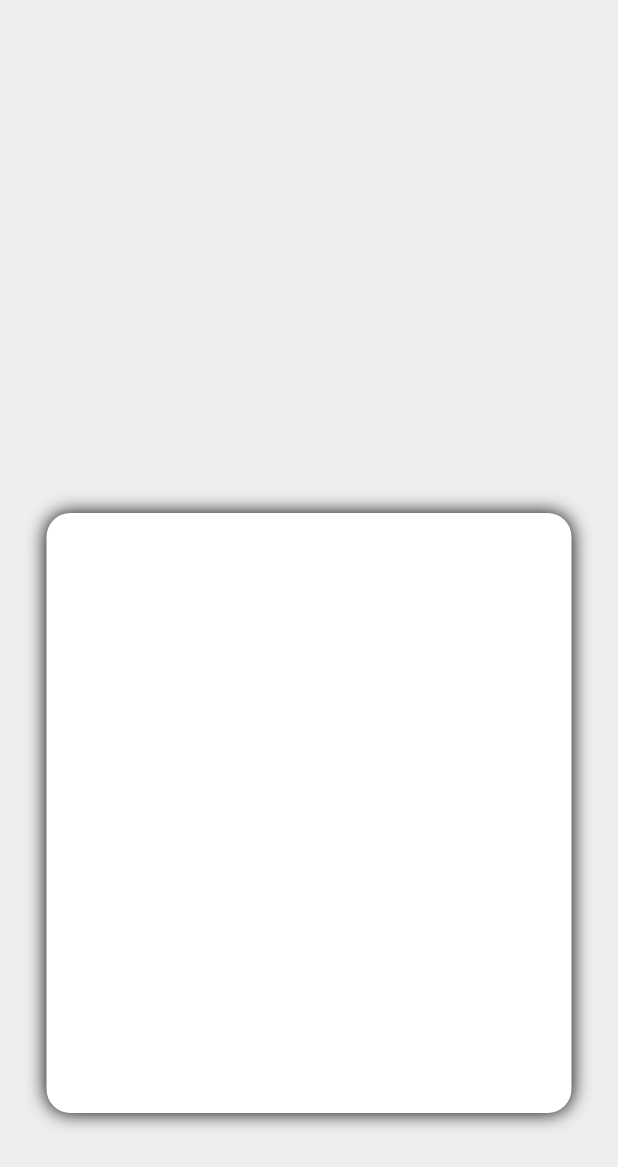
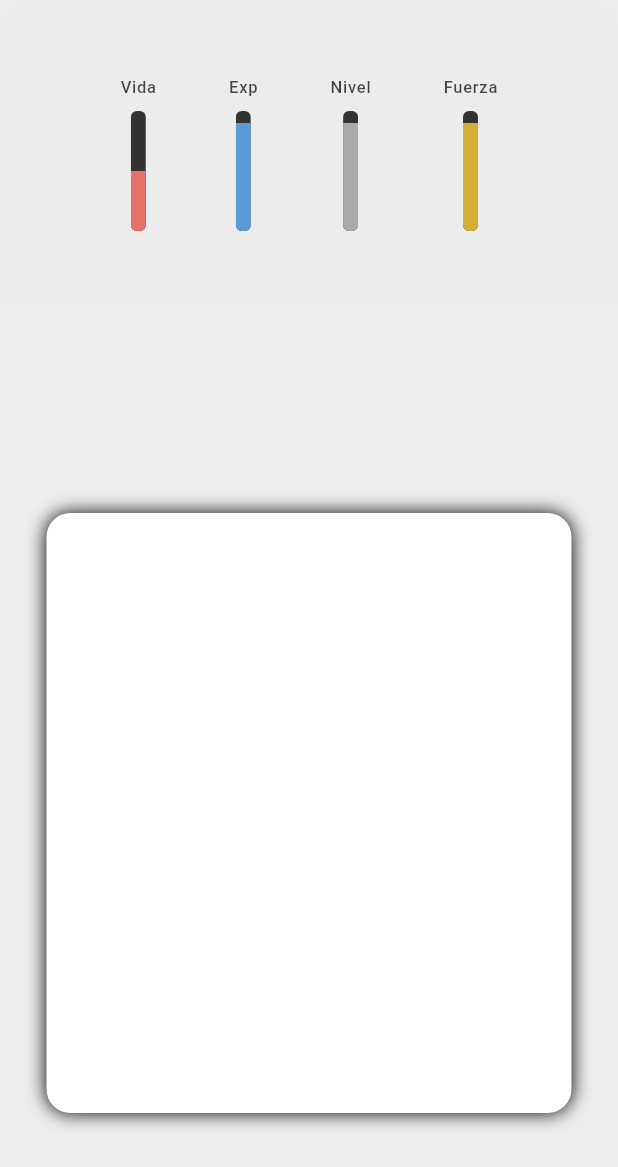
Before and after one commit to rocioxx/ProyectoFinalGrado, a Flutter app: the CardScreen screen opened directly, on a phone screen of 412 x 824 dp. Shown: the top 1167 px of the screen. Run offline on Flutter 3.47's test engine with Material 3 defaults, Android fonts, the phone set to English and light mode, and no system bars.

Commit message:
estadísticas creadas con sus colores, y fichero para manejar los métodos

```diff
--- a/proyectofinalgrado/lib/main.dart
+++ b/proyectofinalgrado/lib/main.dart
@@ -1,13 +1,13 @@
 import 'package:flutter/material.dart';
-import 'screens/card_screen.dart';
+import 'screens/play_screen.dart';
 
 void main() => runApp(const MyApp());
 
 class MyApp extends StatelessWidget {
-  const MyApp({super.key}); //constructor de la clase padre
+  const MyApp({super.key});
 
   @override
   Widget build(BuildContext context) {
-    return const MaterialApp(home: CardScreen());
+    return const MaterialApp(home: PlayScreen());
   }
 }
--- a/proyectofinalgrado/lib/screens/card_screen.dart
+++ b/proyectofinalgrado/lib/screens/card_screen.dart
@@ -1,5 +1,7 @@
 import 'package:flutter/material.dart';
 import '../widgets/swipe_card.dart';
+import '../widgets/stats_panel.dart';
+import '../state/stats_controller.dart';
 
 // Las tres fases posibles de la carta en cada momento:
 // - idle    → el usuario puede arrastrarla libremente
@@ -15,6 +17,7 @@ class CardScreen extends StatefulWidget {
 }
 
 class _CardScreenState extends State<CardScreen> with TickerProviderStateMixin {
+  final _stats = StatsController(vida: 0.5, experiencia: 0.9, nivel: 0.9, fuerza: 0.9);
   // Desplazamiento horizontal acumulado mientras el usuario arrastra
   double _x = 0;
   // Fase actual de la carta (controla qué se muestra en el build)
@@ -128,7 +131,9 @@ class _CardScreenState extends State<CardScreen> with TickerProviderStateMixin {
 
     return Scaffold(
       backgroundColor: Colors.grey[200],
-      body: Center(
+      body: Stack(
+        children: [
+          Center(
             child: GestureDetector(
               //mientras hay animación, desactivamos el gesto poniendo null
               onPanUpdate: _phase != _Phase.idle
@@ -138,8 +143,9 @@ class _CardScreenState extends State<CardScreen> with TickerProviderStateMixin {
               //al soltar el dedo: swipe si superó el umbral, volver al centro si no
               onPanEnd: _phase != _Phase.idle
                   ? null
-              : (_) =>
-                    _x.abs() >= _threshold ? _swipe() : setState(() => _x = 0),
+                  : (_) => _x.abs() >= _threshold
+                        ? _swipe()
+                        : setState(() => _x = 0),
 
               //mostramos un widget distinto según la fase actual
               child: switch (_phase) {
@@ -165,7 +171,10 @@ class _CardScreenState extends State<CardScreen> with TickerProviderStateMixin {
                     // Usamos el offset completo de la animación de salida
                     // Sumamos 175.0 al eje Y para mantener la altura base que elegiste
                     offset: _exitOffset.value + const Offset(0, 130.0),
-                child: Transform.rotate(angle: _exitRot.value, child: child),
+                    child: Transform.rotate(
+                      angle: _exitRot.value,
+                      child: child,
+                    ),
                   ),
                 ),
 
@@ -187,6 +196,19 @@ class _CardScreenState extends State<CardScreen> with TickerProviderStateMixin {
               }, //
             ),
           ),
+
+          // Panel de estadísticas en la parte inferior
+          Align(
+            alignment: Alignment.topCenter,
+            child: StatsPanel(
+              vida: _stats.vida,
+              experiencia: _stats.experiencia,
+              nivel: _stats.nivel,
+              fuerza: _stats.fuerza,
+            ),
+          ),
+        ],
+      ),
     );
   }
 }
--- /dev/null
+++ b/proyectofinalgrado/lib/screens/play_screen.dart
@@ -0,0 +1,41 @@
+import 'package:flutter/material.dart';
+import 'card_screen.dart';
+
+class PlayScreen extends StatelessWidget {
+  const PlayScreen({super.key});
+
+  @override
+  Widget build(BuildContext context) {
+    return Scaffold(
+      backgroundColor: Colors.grey[200],
+      body: Center(
+        child: GestureDetector(
+          onTap: () => Navigator.pushReplacement(
+            context,
+            MaterialPageRoute(builder: (_) => const CardScreen()),
+          ),
+          child: Container(
+            width: 100,
+            height: 100,
+            decoration: BoxDecoration(
+              color: Colors.white,
+              shape: BoxShape.circle,
+              boxShadow: [
+                BoxShadow(
+                  color: Colors.black.withValues(alpha: 0.15),
+                  blurRadius: 20,
+                  offset: const Offset(0, 6),
+                ),
+              ],
+            ),
+            child: const Icon(
+              Icons.play_arrow_rounded,
+              size: 60,
+              color: Colors.black87,
+            ),
+          ),
+        ),
+      ),
+    );
+  }
+}
--- /dev/null
+++ b/proyectofinalgrado/lib/state/stats_controller.dart
@@ -0,0 +1,35 @@
+class StatsController {
+  StatsController({
+    this.vida = 0.9,
+    this.experiencia = 0.9,
+    this.nivel = 0.9,
+    this.fuerza = 0.9,
+  });
+
+  double vida;
+  double experiencia;
+  double nivel;
+  double fuerza;
+
+  void restarVida(double cantidad) => vida = (vida - cantidad).clamp(0.0, 1.0);
+
+  void sumarVida(double cantidad) => vida = (vida + cantidad).clamp(0.0, 1.0);
+
+  void aumentarExperiencia(double cantidad) =>
+      experiencia = (experiencia + cantidad).clamp(0.0, 1.0);
+
+  void reducirExperiencia(double cantidad) =>
+      experiencia = (experiencia - cantidad).clamp(0.0, 1.0);
+
+  void aumentarFuerza(double cantidad) =>
+      fuerza = (fuerza + cantidad).clamp(0.0, 1.0);
+
+  void reducirFuerza(double cantidad) =>
+      fuerza = (fuerza - cantidad).clamp(0.0, 1.0);
+
+  void subirNivel(double cantidad) =>
+      nivel = (nivel + cantidad).clamp(0.0, 1.0);
+
+  void bajarNivel(double cantidad) =>
+      nivel = (nivel - cantidad).clamp(0.0, 1.0);
+}
--- /dev/null
+++ b/proyectofinalgrado/lib/widgets/stats_panel.dart
@@ -0,0 +1,96 @@
+import 'package:flutter/material.dart';
+
+class StatsPanel extends StatelessWidget {
+  const StatsPanel({
+    super.key,
+    required this.vida,
+    required this.experiencia,
+    required this.nivel,
+    required this.fuerza,
+  });
+
+  final double vida;
+  final double experiencia;
+  final double nivel;
+  final double fuerza;
+
+  @override
+  Widget build(BuildContext context) {
+    return Container(
+      padding: const EdgeInsets.symmetric(horizontal: 32, vertical: 50),
+      decoration: const BoxDecoration(
+        color: Color.fromARGB(200, 235, 235, 235),
+        borderRadius: BorderRadius.vertical(top: Radius.circular(20)),
+      ),
+      child: Row(
+        mainAxisAlignment: MainAxisAlignment.spaceEvenly,
+        children: [
+          _StatBar(label: 'Vida', color: const Color(0xFFE8706A), value: vida),
+          _StatBar(
+            label: 'Exp',
+            color: const Color(0xFF5B9BD5),
+            value: experiencia,
+          ),
+          _StatBar(
+            label: 'Nivel',
+            color: const Color(0xFFAAAAAA),
+            value: nivel,
+          ),
+          _StatBar(
+            label: 'Fuerza',
+            color: const Color(0xFFD4AF37),
+            value: fuerza,
+          ),
+        ],
+      ),
+    );
+  }
+}
+
+class _StatBar extends StatelessWidget {
+  const _StatBar({
+    required this.label,
+    required this.color,
+    required this.value,
+  });
+
+  final String label;
+  final Color color;
+  final double value; // 0.0 – 1.0
+
+  @override
+  Widget build(BuildContext context) {
+    return Column(
+      mainAxisSize: MainAxisSize.min,
+      children: [
+        Text(
+          label,
+          style: const TextStyle(
+            color: Color.fromARGB(179, 0, 0, 0),
+            fontSize: 11,
+            fontWeight: FontWeight.w500,
+            letterSpacing: 0.5,
+          ),
+        ),
+        const SizedBox(height: 8),
+        ClipRRect(
+          borderRadius: BorderRadius.circular(4),
+          child: SizedBox(
+            width: 10,
+            height: 80,
+            child: Stack(
+              alignment: Alignment.bottomCenter,
+              children: [
+                Container(color: const Color(0xFF333333)),
+                FractionallySizedBox(
+                  heightFactor: value.clamp(0.0, 1.0),
+                  child: Container(color: color),
+                ),
+              ],
+            ),
+          ),
+        ),
+      ],
+    );
+  }
+}
```
Lines whose indentation alone changed are shown as unchanged.
